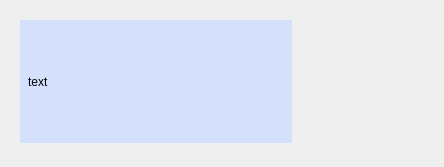
First picture: the form in item.ui, repository NAD777/Game-pygame, before the edit.
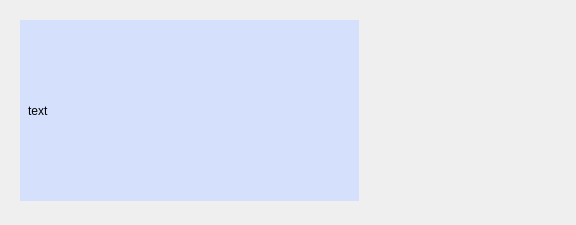
Second picture: the form after the edit. Icons and pictures are not drawn.

The edit to the form file:
```diff
--- a/item.ui
+++ b/item.ui
@@ -6,8 +6,8 @@
    <rect>
     <x>0</x>
     <y>0</y>
-    <width>444</width>
-    <height>167</height>
+    <width>576</width>
+    <height>225</height>
    </rect>
   </property>
   <property name="windowTitle">
@@ -18,13 +18,19 @@
     <rect>
      <x>20</x>
      <y>20</y>
-     <width>411</width>
-     <height>123</height>
+     <width>511</width>
+     <height>181</height>
     </rect>
    </property>
    <layout class="QGridLayout" name="gridLayout">
     <item row="1" column="0" rowspan="3" colspan="2">
      <widget class="QLabel" name="label">
+      <property name="minimumSize">
+       <size>
+        <width>270</width>
+        <height>30</height>
+       </size>
+      </property>
       <property name="styleSheet">
        <string notr="true">padding:5px;
 background-color: rgb(213, 224, 252); </string>
```
